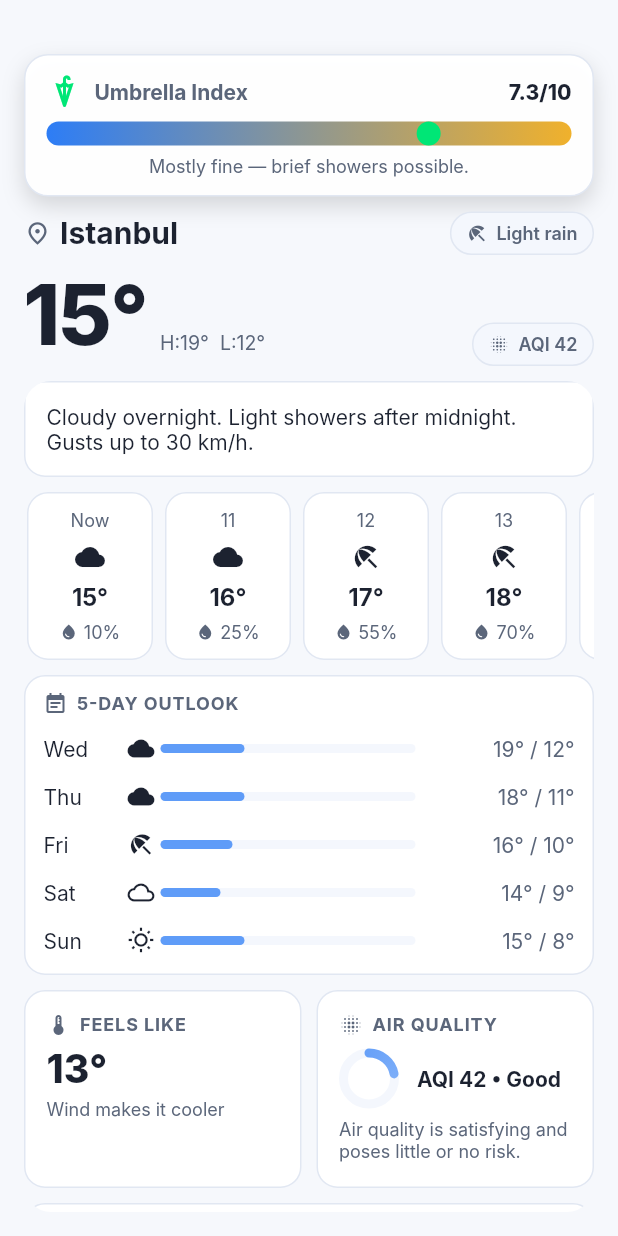
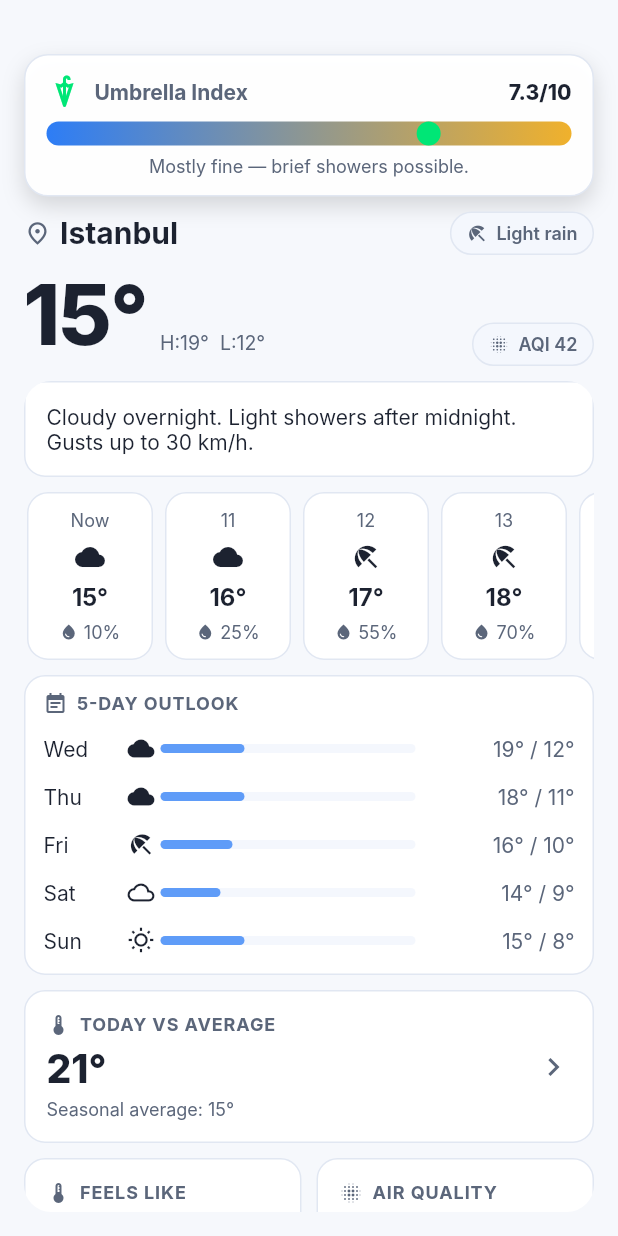
Before and after one commit to Alpegeb/UMBRELLA, a Flutter app: the screen it shows after launch, on a phone screen of 412 x 824 dp. Run offline on Flutter 3.47's test engine with Material 3 defaults, Android fonts, the phone set to English and light mode, and no system bars; Roboto replaces fonts that are missing (Inter).

Commit message:
merge:main_screen and averages_screen.dart and windmap_screen.dart

```diff
--- a/lib/presentation/screens/main_screen/main_screen.dart
+++ b/lib/presentation/screens/main_screen/main_screen.dart
@@ -4,6 +4,8 @@ import 'dart:ui' show lerpDouble;
 import 'package:flutter/material.dart';
 import '../../../core/app_theme.dart';
 import '../settings_screen/settings_screen.dart';
+import '../averages_screen/averages_screen.dart';
+import '../windmap_screen/windmap_screen.dart';
 import '../../../router/app_router.dart' show ThemePref;
 
 class MainScreen extends StatelessWidget {
@@ -119,6 +121,8 @@ class _MainScreenBodyState extends State<MainScreenBody> {
                         const SizedBox(height: 10),
                         _FiveDayCard(theme: theme),
                         const SizedBox(height: 10),
+                        _AverageDataCard(theme: theme),
+                        const SizedBox(height: 10),
                         Row(
                           crossAxisAlignment: CrossAxisAlignment.start,
                           children: [
@@ -167,8 +171,11 @@ class _MainScreenBodyState extends State<MainScreenBody> {
 }
 
 class _UmbrellaIndexLine extends StatelessWidget {
-  const _UmbrellaIndexLine(
-      {required this.theme, required this.index, required this.t});
+  const _UmbrellaIndexLine({
+    required this.theme,
+    required this.index,
+    required this.t,
+  });
   final AppTheme theme;
   final double index;
   final double t;
@@ -213,7 +220,7 @@ class _UmbrellaIndexLine extends StatelessWidget {
               ignoring: t > 0.98,
               child: Row(
                 children: [
-                  Icon(Icons.umbrella_outlined, color: kIndicatorColor),
+                  const Icon(Icons.umbrella_outlined, color: kIndicatorColor),
                   const SizedBox(width: 8),
                   Text(
                     "Umbrella Index",
@@ -607,6 +614,65 @@ class _DayRow extends StatelessWidget {
   }
 }
 
+class _AverageDataCard extends StatelessWidget {
+  const _AverageDataCard({required this.theme});
+  final AppTheme theme;
+
+  @override
+  Widget build(BuildContext context) {
+    return GestureDetector(
+      onTap: () {
+        Navigator.push(
+          context,
+          MaterialPageRoute(
+            builder: (_) => AveragesScreen(appTheme: theme),
+          ),
+        );
+      },
+      child: Container(
+        decoration: BoxDecoration(
+          color: theme.card,
+          borderRadius: BorderRadius.circular(14),
+          border: Border.all(color: theme.border),
+        ),
+        padding: const EdgeInsets.all(14),
+        child: Row(
+          children: [
+            Expanded(
+              child: Column(
+                crossAxisAlignment: CrossAxisAlignment.start,
+                children: [
+                  _SectionLabel(
+                    theme: theme,
+                    icon: Icons.thermostat,
+                    title: "TODAY VS AVERAGE",
+                  ),
+                  const SizedBox(height: 6),
+                  Text(
+                    "21°",
+                    style: TextStyle(
+                      color: theme.text,
+                      fontSize: 26,
+                      fontWeight: FontWeight.w800,
+                    ),
+                  ),
+                  const SizedBox(height: 4),
+                  Text(
+                    "Seasonal average: 15°",
+                    style: TextStyle(color: theme.sub, fontSize: 12),
+                  ),
+                ],
+              ),
+            ),
+            const SizedBox(width: 12),
+            Icon(Icons.chevron_right, color: theme.sub),
+          ],
+        ),
+      ),
+    );
+  }
+}
+
 class _MetricCard extends StatelessWidget {
   const _MetricCard({
     required this.theme,
@@ -870,7 +936,10 @@ class _CompassPainter extends CustomPainter {
       ..color = theme.sub
       ..strokeWidth = 2;
     canvas.drawLine(
-        Offset(c.dx, c.dy - r), Offset(c.dx, c.dy - r + 8), tick);
+      Offset(c.dx, c.dy - r),
+      Offset(c.dx, c.dy - r + 8),
+      tick,
+    );
 
     final double angle = -45 * math.pi / 180;
     final double ux = math.cos(angle);
@@ -938,7 +1007,10 @@ class _PrecipTile extends StatelessWidget {
         crossAxisAlignment: CrossAxisAlignment.start,
         children: [
           _SectionLabel(
-              theme: theme, icon: Icons.invert_colors, title: "PRECIPITATION"),
+            theme: theme,
+            icon: Icons.invert_colors,
+            title: "PRECIPITATION",
+          ),
           const SizedBox(height: 8),
           Row(
             children: [
@@ -970,7 +1042,16 @@ class _WindMapCard extends StatelessWidget {
 
   @override
   Widget build(BuildContext context) {
-    return Container(
+    return GestureDetector(
+      onTap: () {
+        Navigator.push(
+          context,
+          MaterialPageRoute(
+            builder: (_) => WindMapScreen(appTheme: theme),
+          ),
+        );
+      },
+      child: Container(
         decoration: BoxDecoration(
           color: theme.card,
           borderRadius: BorderRadius.circular(14),
@@ -981,7 +1062,10 @@ class _WindMapCard extends StatelessWidget {
           crossAxisAlignment: CrossAxisAlignment.start,
           children: [
             _SectionLabel(
-              theme: theme, icon: Icons.map_rounded, title: "WIND MAP"),
+              theme: theme,
+              icon: Icons.map_rounded,
+              title: "WIND MAP",
+            ),
             const SizedBox(height: 8),
             Container(
               height: 140,
@@ -992,11 +1076,12 @@ class _WindMapCard extends StatelessWidget {
               ),
               alignment: Alignment.center,
               child: Text(
-              "Map Placeholder",
+                "Tap to open wind map",
                 style: TextStyle(color: theme.sub),
               ),
             ),
           ],
+        ),
       ),
     );
   }
@@ -1089,8 +1174,7 @@ class _RoundAction extends StatelessWidget {
 }
 
 class _PagerDots extends StatelessWidget {
-  const _PagerDots(
-      {required this.theme, required this.count, required this.active});
+  const _PagerDots({required this.theme, required this.count, required this.active});
   final AppTheme theme;
   final int count;
   final int active;
@@ -1163,7 +1247,10 @@ class _NoGlowScroll extends ScrollBehavior {
 
   @override
   Widget buildOverscrollIndicator(
-      BuildContext context, Widget child, ScrollableDetails details) {
+      BuildContext context,
+      Widget child,
+      ScrollableDetails details,
+      ) {
     return child;
   }
 }
--- a/lib/presentation/screens/windmap_screen/windmap_screen.dart
+++ b/lib/presentation/screens/windmap_screen/windmap_screen.dart
@@ -53,7 +53,7 @@ class WindMapScreen extends StatelessWidget {
                 style: const TextStyle(
                   fontSize: 24,
                   fontWeight: FontWeight.w500,
-                ).copyWith(color: colors.textSecondary.withOpacity(0.3)),
+                ).copyWith(color: colors.textSecondary.withValues(alpha: 0.3)),
               ),
             ),
           ),
```
Also changed, not shown: lib/presentation/screens/averages_screen/averages_screen.dart (+30 -19 lines). Lines whose indentation alone changed are shown as unchanged.
